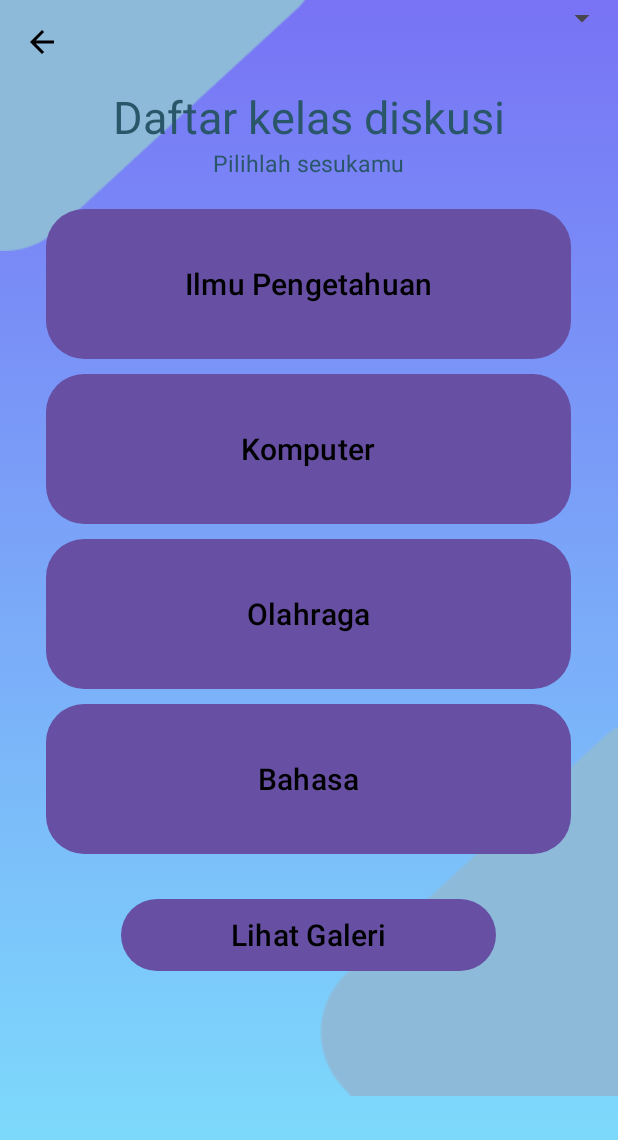
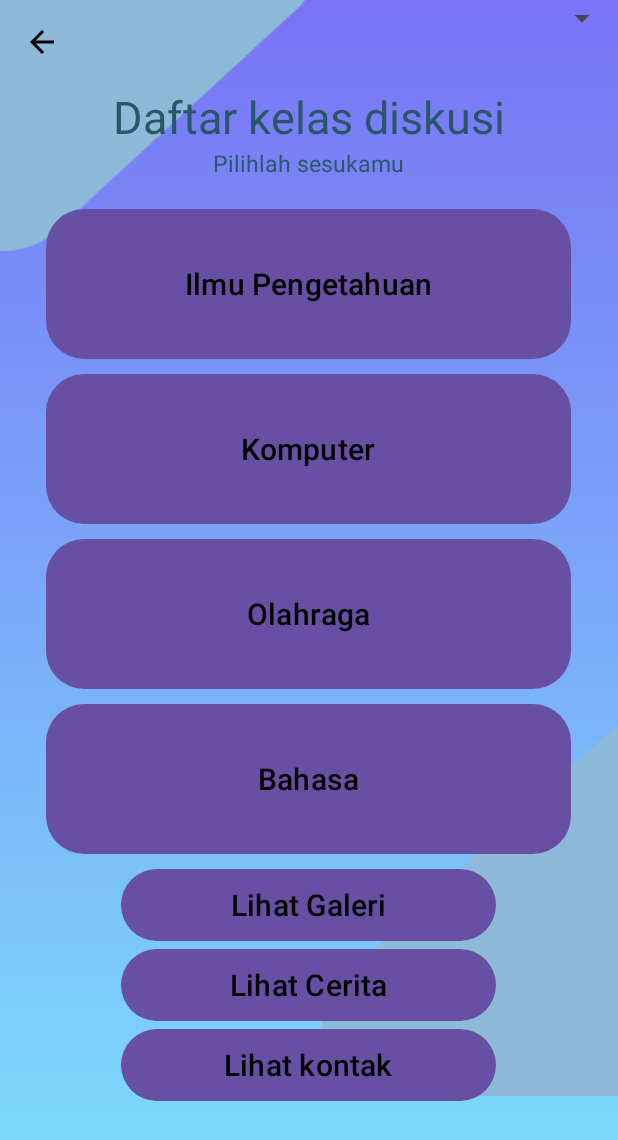
Before and after one commit to nillaslsbillaptr/PPBM-02-7708213011-NillaSalsaBillaPutri, an Android app: the Menu screen opened directly, with no data from a screen before it, on a phone screen of 412 x 824 dp. Shown: the top 1140 px of the screen. Run offline under Robolectric (Android 15) with nearby library versions, the phone set to English and light mode, and no system bars.

Commit message:
Lots of changes done

```diff
--- a/app/src/main/java/com/example/aplikasime/MainActivity.kt
+++ b/app/src/main/java/com/example/aplikasime/MainActivity.kt
@@ -3,11 +3,15 @@ package com.example.aplikasime
 import android.content.Intent
 import androidx.appcompat.app.AppCompatActivity
 import android.os.Bundle
+import com.example.aplikasime.databinding.ActivityMainBinding
 import kotlinx.android.synthetic.main.activity_main.btn1
 
 class MainActivity : AppCompatActivity() {
+
+
     override fun onCreate(savedInstanceState: Bundle?) {
         super.onCreate(savedInstanceState)
+
         setContentView(R.layout.activity_main)
         supportActionBar?.hide()
 
@@ -19,4 +23,6 @@ class MainActivity : AppCompatActivity() {
         startActivity(Intent(this,RegisterActivity::class.java))
         }
     }
+
+
 }
--- a/app/src/main/java/com/example/aplikasime/Menu.kt
+++ b/app/src/main/java/com/example/aplikasime/Menu.kt
@@ -7,8 +7,11 @@ import kotlinx.android.synthetic.main.activity_menu.M_btnBahasa
 import kotlinx.android.synthetic.main.activity_menu.M_btnIlmu
 import kotlinx.android.synthetic.main.activity_menu.M_btnKom
 import kotlinx.android.synthetic.main.activity_menu.M_btnOr
+import kotlinx.android.synthetic.main.activity_menu.M_cerita
 import kotlinx.android.synthetic.main.activity_menu.M_galeri
 import kotlinx.android.synthetic.main.activity_menu.M_img_3
+import kotlinx.android.synthetic.main.activity_menu.M_kontak
+import kotlinx.android.synthetic.main.activity_profilteman.list_teman
 
 class Menu : AppCompatActivity() {
     override fun onCreate(savedInstanceState: Bundle?) {
@@ -21,6 +24,8 @@ class Menu : AppCompatActivity() {
         btnOrMenuListener()
         btnBahasaMenuListener()
         btnGaleriMenuListener()
+        btnKontakMenuListener()
+        btnCeritaMenuListener()
     }
     private fun btnBackMenuListener(){
         M_img_3.setOnClickListener {
@@ -52,5 +57,14 @@ class Menu : AppCompatActivity() {
             startActivity(Intent(this,Galeri::class.java))
         }
     }
-
+    private fun btnKontakMenuListener(){
+        M_kontak.setOnClickListener {
+            startActivity(Intent(this,Listkontak::class.java))
+        }
+    }
+    private fun btnCeritaMenuListener(){
+        M_cerita.setOnClickListener {
+            startActivity(Intent(this,profilteman::class.java))
+        }
+    }
 }
--- a/app/src/main/java/com/example/aplikasime/rating.kt
+++ b/app/src/main/java/com/example/aplikasime/rating.kt
@@ -34,6 +34,7 @@ class rating : AppCompatActivity() {
             }
         }
 
+
         Button.setOnClickListener{
             val message =ratingBar.rating.toString()
             Toast.makeText(this@rating,"Rating is: "+message, Toast.LENGTH_SHORT)
--- a/app/src/main/res/layout/activity_menu.xml
+++ b/app/src/main/res/layout/activity_menu.xml
@@ -119,7 +119,7 @@
     <Button
         android:layout_width="wrap_content"
         android:layout_height="wrap_content"
-        android:layout_marginTop="30dp"
+        android:layout_marginTop="10dp"
         android:text="Lihat Galeri"
         android:textColor="@color/black"
         android:layout_below="@id/M_btnBahasa"
@@ -129,6 +129,32 @@
         android:textSize="20sp"
         android:id="@+id/M_galeri" />
 
+    <Button
+        android:layout_width="wrap_content"
+        android:layout_height="wrap_content"
+        android:layout_marginTop="5dp"
+        android:text="Lihat Cerita"
+        android:textColor="@color/black"
+        android:layout_below="@id/M_galeri"
+        android:layout_centerHorizontal="true"
+        android:background="@drawable/button_shape"
+        android:width="250dp"
+        android:textSize="20sp"
+        android:id="@+id/M_cerita" />
+
+    <Button
+        android:layout_width="wrap_content"
+        android:layout_height="wrap_content"
+        android:layout_marginTop="5dp"
+        android:text="Lihat kontak"
+        android:textColor="@color/black"
+        android:layout_below="@id/M_cerita"
+        android:layout_centerHorizontal="true"
+        android:background="@drawable/button_shape"
+        android:width="250dp"
+        android:textSize="20sp"
+        android:id="@+id/M_kontak" />
+
 
 
 </RelativeLayout>
--- a/app/src/main/res/values/strings.xml
+++ b/app/src/main/res/values/strings.xml
@@ -1,6 +1,5 @@
 <resources>
     <string name="app_name">Aplikasime</string>
-
 
 
     <string name="action_setting">Setting</string>
```
Also changed, not shown: app/build.gradle.kts (+14 -4 lines), app/src/main/AndroidManifest.xml (+9 -0 lines), app/src/main/java/com/example/aplikasime/Listkontak.kt (added, +23 -0 lines), app/src/main/java/com/example/aplikasime/MyCustomAdapter.kt (added, +41 -0 lines), app/src/main/java/com/example/aplikasime/MyData.kt (added, +7 -0 lines), app/src/main/java/com/example/aplikasime/profilteman.kt (added, +31 -0 lines), app/src/main/res/layout/activity_listkontak.xml (added, +15 -0 lines), app/src/main/res/layout/activity_profilteman.xml (added, +14 -0 lines), app/src/main/res/layout/my_listteman_item.xml (added, +31 -0 lines), app/src/main/res/drawable/a1.jpg (added), app/src/main/res/drawable/a2.jpg (added), app/src/main/res/drawable/a3.jpg (added), app/src/main/res/drawable/aku3.jpg (added), app/src/main/res/drawable/fauzan.jpg (added). Lines whose indentation alone changed are shown as unchanged.
